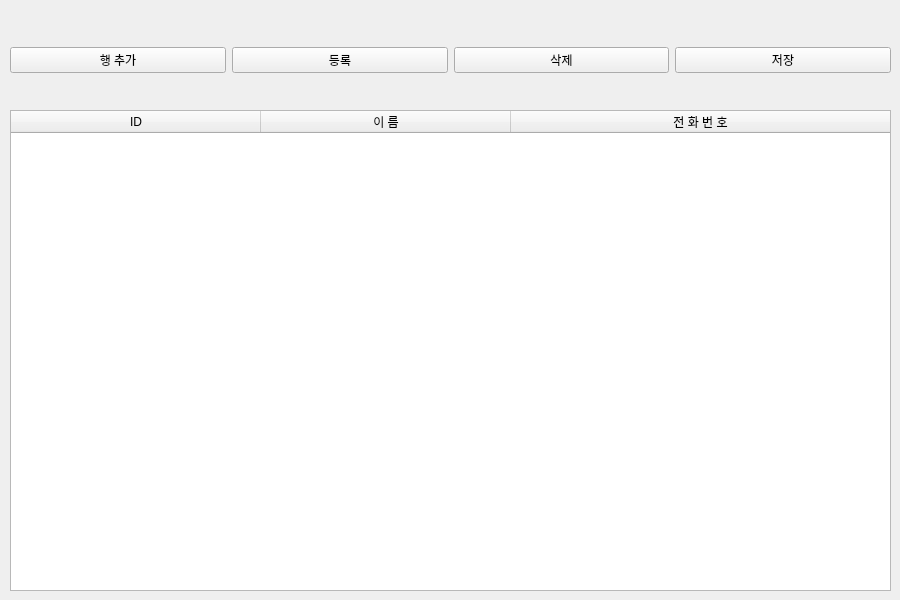
This is myUi.ui in vinca0224/InpatientProgram as Qt 5 draws it before an edit. The edited form follows.
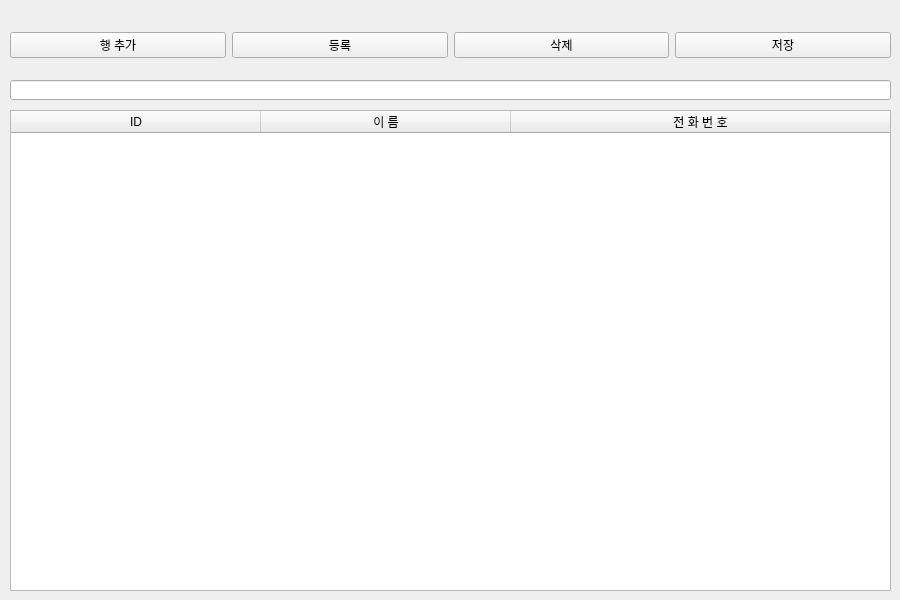
This is the edited form.

Patch:
```diff
--- a/myUi.ui
+++ b/myUi.ui
@@ -77,7 +77,7 @@
      <x>10</x>
      <y>20</y>
      <width>881</width>
-     <height>80</height>
+     <height>51</height>
     </rect>
    </property>
    <layout class="QHBoxLayout" name="horizontalLayout">
@@ -111,6 +111,16 @@
     </item>
    </layout>
   </widget>
+  <widget class="QLineEdit" name="lineSearch">
+   <property name="geometry">
+    <rect>
+     <x>10</x>
+     <y>80</y>
+     <width>881</width>
+     <height>20</height>
+    </rect>
+   </property>
+  </widget>
  </widget>
  <resources/>
  <connections/>
```
